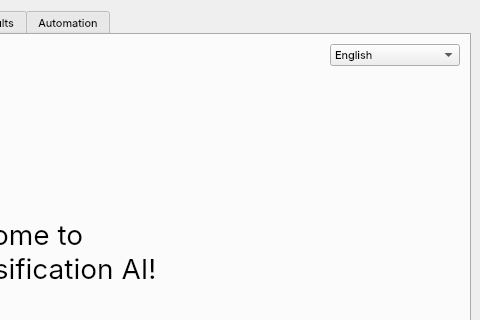
First picture: the form in mainwindow.ui, repository Joensw/RCAIT, before the edit; both pictures show x 470 to 950 and y 0 to 320 of the 950 by 500 pixel window.
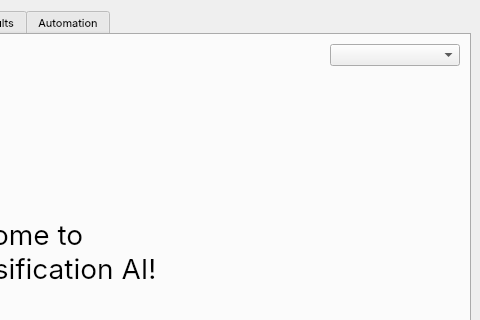
Second picture: the form after the edit. The open tabs and pages were chosen to show the change. Icons and pictures are not drawn. Custom widgets are drawn as their Qt base class.

```diff
--- a/mainwindow.ui
+++ b/mainwindow.ui
@@ -134,16 +134,6 @@
               <height>0</height>
              </size>
             </property>
-            <item>
-             <property name="text">
-              <string>English</string>
-             </property>
-            </item>
-            <item>
-             <property name="text">
-              <string>Deutsch</string>
-             </property>
-            </item>
            </widget>
           </item>
           <item row="2" column="3">
```
Left out of the diff: 8 changed lines with no effect on the pictures.
